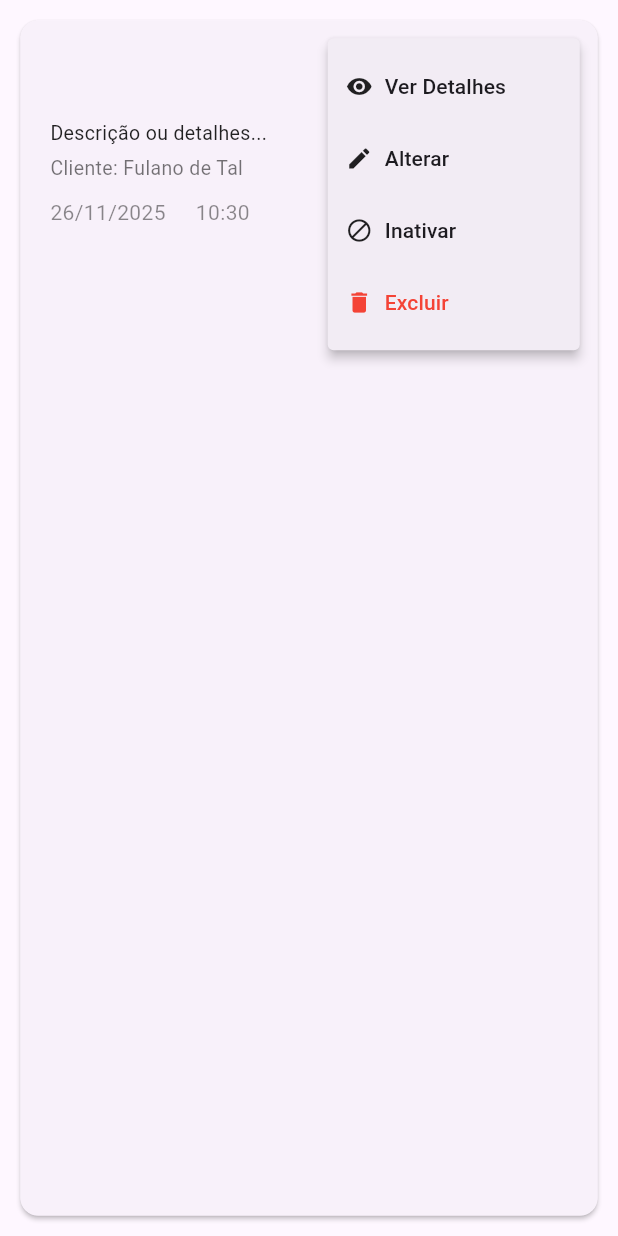
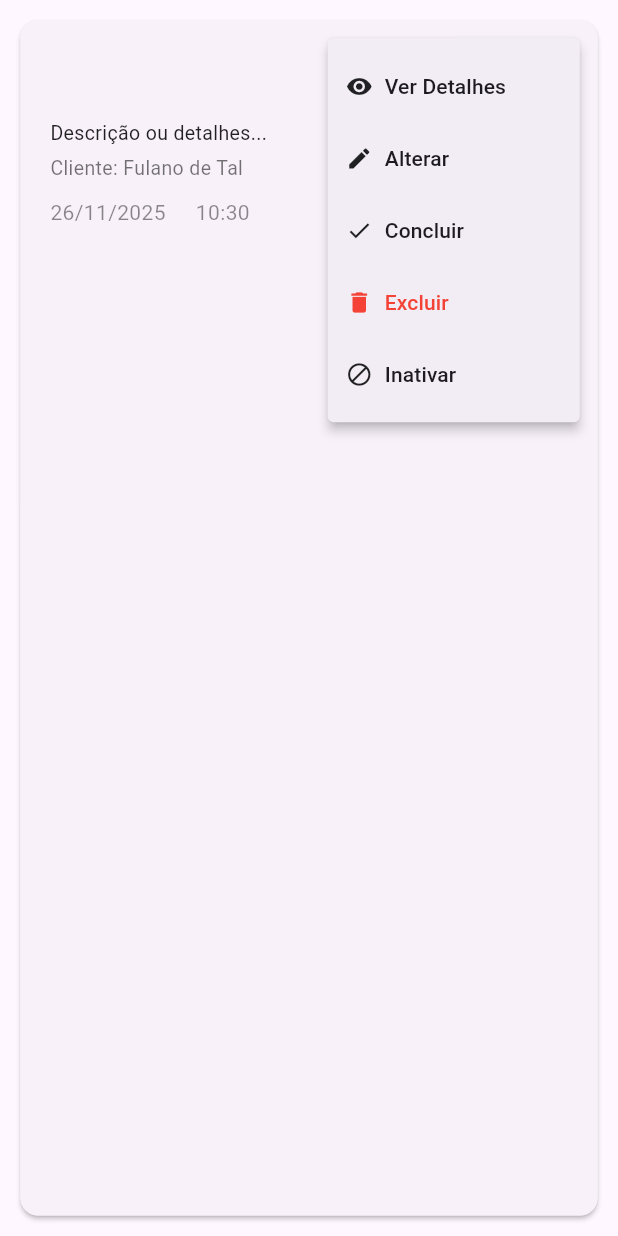
Before and after one commit to Gian-Roso/Trabalho-Atendimento, a Flutter app: the CardLista widget shown alone on an empty page, opened directly with empty values, after a tap on the "more vert" icon, on a phone screen of 412 x 824 dp. Run offline on Flutter 3.47's test engine with Material 3 defaults, Android fonts, the phone set to English and light mode, and no system bars; our stand-ins replace flutter_bloc, get_it, image_picker, injectable, sqflite; accounts and stored records are empty; statements that could not run were skipped.

Commit message:
Adições

```diff
--- a/lib/modules/home/view/components/card_lista.dart
+++ b/lib/modules/home/view/components/card_lista.dart
@@ -10,8 +10,9 @@ class CardLista extends StatelessWidget {
   final void Function(AtendimentoModel atendimento,int value) editF;
   final void Function(AtendimentoModel atendimento, int value) inativF;
   final void Function(int value) detalharF;
+  final void Function(AtendimentoModel atendimento,int value) concluirF;
 
-  CardLista({super.key, required this.atendimentoCard, required this.deleteF, required this.editF, required this.inativF, required this.detalharF});
+  CardLista({super.key, required this.atendimentoCard, required this.deleteF, required this.editF, required this.inativF, required this.detalharF, required this.concluirF});
 
   @override
   Widget build(BuildContext context) {
@@ -53,7 +54,7 @@ class CardLista extends StatelessWidget {
                         StatusChip(status: atendimentoCard.status),
                         OptionsMenu(
                           onSelected: (value) {
-                          }, deleteF: deleteF, editF: editF, inativF: inativF, detalharF: detalharF, atendimento: atendimentoCard,
+                          }, deleteF: deleteF, editF: editF, inativF: inativF, detalharF: detalharF, atendimento: atendimentoCard, concluirF: concluirF,
                         ),
                       ],
                     ),
--- a/lib/modules/home/view/components/options_menu.dart
+++ b/lib/modules/home/view/components/options_menu.dart
@@ -8,6 +8,7 @@ class OptionsMenu extends StatelessWidget {
   final void Function(AtendimentoModel atendimento, int value) editF;
   final void Function(AtendimentoModel atendimento, int value) inativF;
   final void Function(int value) detalharF;
+  final void Function(AtendimentoModel atendimento,int value) concluirF;
   final AtendimentoModel atendimento;
 
   const OptionsMenu({
@@ -18,6 +19,7 @@ class OptionsMenu extends StatelessWidget {
     required this.inativF,
     required this.detalharF,
     required this.atendimento,
+    required this.concluirF
   });
 
   @override
@@ -72,22 +74,21 @@ class OptionsMenu extends StatelessWidget {
           value: 3,
           onTap: () {
             if (atendimento.id != null) {
-              final atendimentoInativo = atendimento.copyWith(status: 2); // Status 2 = Inativo
-              inativF(atendimentoInativo, atendimento.id!);
+              final atendimentoconcluido = atendimento.copyWith(status: 2);
+              concluirF(atendimentoconcluido, atendimento.id!);
             }
           },
           child: Row(
             children: const [
-              Icon(Icons.block, size: 18),
+              Icon(Icons.check, size: 18),
               SizedBox(width: 8),
-              Text("Inativar"),
+              Text("Concluir"),
             ],
           ),
         ),
         PopupMenuItem(
           value: 4,
           onTap: () async {
-            // Deletar
             if (atendimento.id != null) {
               await deleteF(atendimento.id!);
             }
@@ -103,6 +104,22 @@ class OptionsMenu extends StatelessWidget {
             ],
           ),
         ),
+        PopupMenuItem(
+          value: 5,
+          onTap: () {
+            if (atendimento.id != null) {
+              final atendimentoInativo = atendimento.copyWith(status: 3);
+              inativF(atendimentoInativo, atendimento.id!);
+            }
+          },
+          child: Row(
+            children: const [
+              Icon(Icons.block, size: 18),
+              SizedBox(width: 8),
+              Text("Inativar"),
+            ],
+          ),
+        ),
       ],
     );
   }
--- a/lib/modules/home/view/home_lista.dart
+++ b/lib/modules/home/view/home_lista.dart
@@ -9,8 +9,9 @@ class HomeLista extends StatelessWidget {
   final void Function(AtendimentoModel atendimento,int value) editF;
   final void Function(AtendimentoModel atendimento, int value) inativF;
   final void Function(int value) detalharF;
+  final void Function(AtendimentoModel atendimento,int value) concluirF;
 
-  const HomeLista({super.key, this.atendimento, required this.reloadFunction, required this.deleteF, required this.editF, required this.inativF, required this.detalharF});
+  const HomeLista({super.key, this.atendimento, required this.reloadFunction, required this.deleteF, required this.editF, required this.inativF, required this.detalharF, required this.concluirF});
   final Function reloadFunction;
 
   @override
@@ -43,7 +44,8 @@ class HomeLista extends StatelessWidget {
               deleteF: deleteF,
               editF: editF,
               inativF: inativF,
-              detalharF: detalharF
+              detalharF: detalharF,
+              concluirF: concluirF,
             );
           },
           itemCount: atendimento!.length,
--- a/lib/modules/home/view/home_view.dart
+++ b/lib/modules/home/view/home_view.dart
@@ -23,7 +23,7 @@ class HomeView extends StatelessWidget {
                 return state is HomeCarregado ?
                 HomeLista(atendimento:state.atendimentos, reloadFunction: () async {
                   controller.getAtendimentos();
-                }, deleteF: controller.deleteAtendimento, editF: controller.putAtendimento, inativF: controller.putAtendimento, detalharF: controller.getAtendimento,) :
+                }, deleteF: controller.deleteAtendimento, editF: controller.putAtendimento, inativF: controller.putAtendimento, detalharF: controller.getAtendimento, concluirF: controller.putAtendimento) :
                 Center(
                   child: CircularProgressIndicator(),
                 );
```
